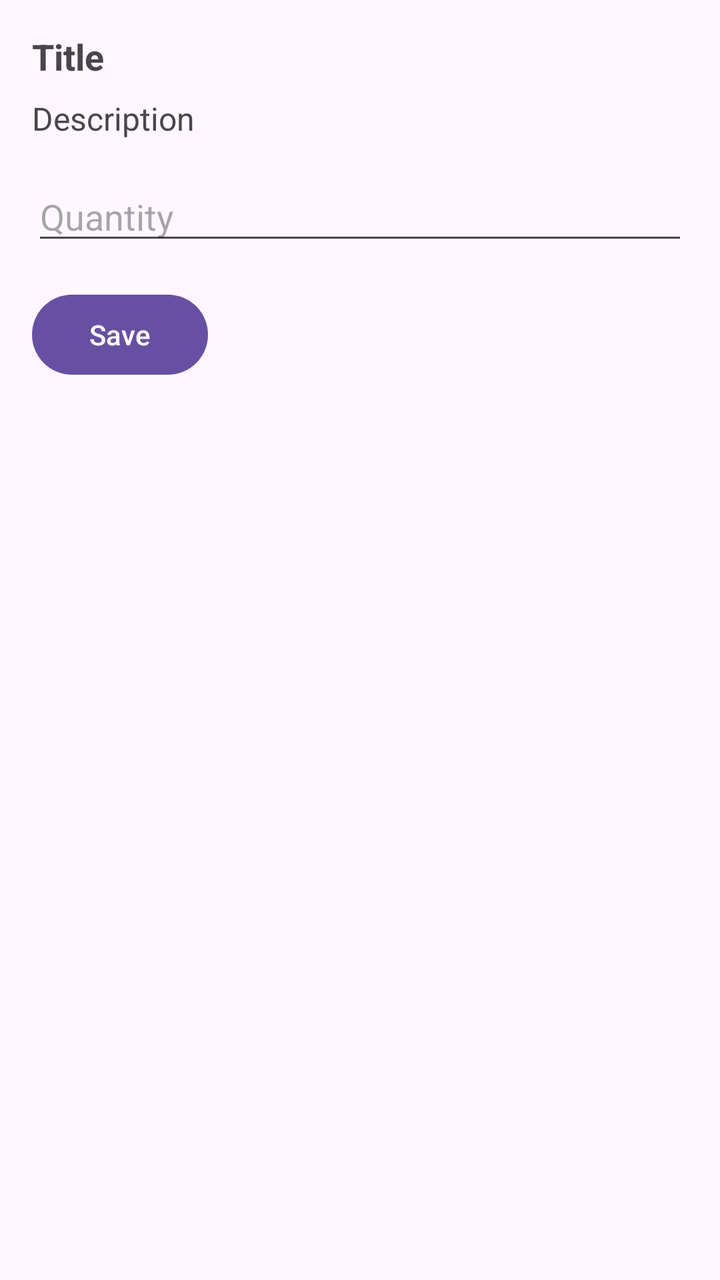
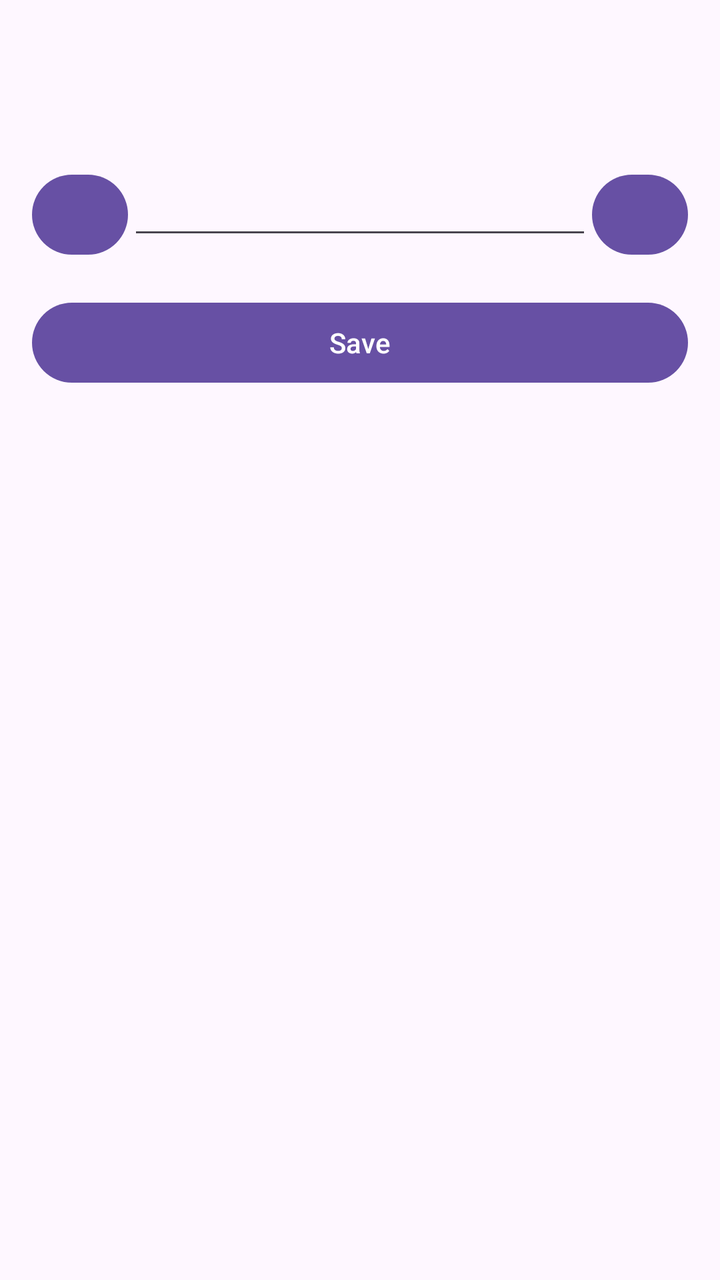

Screens rendered from an Android XML layout before and after an edit, with the pre-edit source and the edit as a unified diff.
<!-- AndroidManifest.xml: application theme Theme.CDIO_project2 -->
<!-- res/layout/activity_item_detail.xml -->
<?xml version="1.0" encoding="utf-8"?>
<LinearLayout xmlns:android="http://schemas.android.com/apk/res/android"
    android:layout_width="match_parent"
    android:layout_height="match_parent"
    android:orientation="vertical"
    android:padding="16dp">

    <TextView
        android:id="@+id/item_detail_title"
        android:layout_width="match_parent"
        android:layout_height="wrap_content"
        android:text="Title"
        android:textSize="18sp"
        android:textStyle="bold" />

    <TextView
        android:id="@+id/item_detail_description"
        android:layout_width="match_parent"
        android:layout_height="wrap_content"
        android:text="Description"
        android:textSize="16sp"
        android:layout_marginTop="8dp" />

    <EditText
        android:id="@+id/item_detail_quantity"
        android:layout_width="match_parent"
        android:layout_height="wrap_content"
        android:hint="Quantity"
        android:inputType="number"
        android:layout_marginTop="16dp" />

    <Button
        android:id="@+id/item_detail_save_button"
        android:layout_width="wrap_content"
        android:layout_height="wrap_content"
        android:text="Save"
        android:layout_marginTop="16dp" />
</LinearLayout>
<!-- resources referenced by this layout -->
<resources>
  <style name="Theme.CDIO_project2" parent="Theme.MaterialComponents.DayNight.DarkActionBar">
          
          <item name="colorPrimary">@color/purple_500</item>
          <item name="colorPrimaryVariant">@color/purple_700</item>
          <item name="colorOnPrimary">@color/white</item>
          
          <item name="colorSecondary">@color/teal_200</item>
          <item name="colorSecondaryVariant">@color/teal_700</item>
          <item name="colorOnSecondary">@color/black</item>
          
          <item name="android:statusBarColor">?attr/colorPrimaryVariant</item>
          
  
      </style>
  <color name="purple_500">#FF6200EE</color>
  <color name="purple_700">#FF3700B3</color>
  <color name="white">#FFFFFFFF</color>
  <color name="teal_200">#FF03DAC5</color>
  <color name="teal_700">#FF018786</color>
  <color name="black">#FF000000</color>
</resources>

<!-- the commit's change to res/layout/activity_item_detail.xml (unified diff, before → after) -->
@@ -6,33 +6,51 @@
     android:padding="16dp">
 
     <TextView
-        android:id="@+id/item_detail_title"
-        android:layout_width="match_parent"
+        android:id="@+id/titleTextView"
+        android:layout_width="wrap_content"
         android:layout_height="wrap_content"
-        android:text="Title"
         android:textSize="18sp"
         android:textStyle="bold" />
 
     <TextView
-        android:id="@+id/item_detail_description"
+        android:id="@+id/descriptionTextView"
+        android:layout_width="wrap_content"
+        android:layout_height="wrap_content"
+        android:layout_marginTop="8dp" />
+
+    <LinearLayout
         android:layout_width="match_parent"
         android:layout_height="wrap_content"
-        android:text="Description"
-        android:textSize="16sp"
-        android:layout_marginTop="8dp" />
+        android:orientation="horizontal"
+        android:layout_marginTop="16dp">
 
-    <EditText
-        android:id="@+id/item_detail_quantity"
+        <Button
+            android:id="@+id/decreaseButton"
+            android:layout_width="48dp"
+            android:layout_height="48dp"
+            android:text="-" />
+
+        <EditText
+            android:id="@+id/quantityEditText"
+            android:layout_width="0dp"
+            android:layout_height="wrap_content"
+            android:layout_weight="1"
+            android:inputType="number"
+            android:textAlignment="center" />
+
+        <Button
+            android:id="@+id/increaseButton"
+            android:layout_width="48dp"
+            android:layout_height="48dp"
+            android:text="+" />
+
+    </LinearLayout>
+
+    <Button
+        android:id="@+id/saveButton"
         android:layout_width="match_parent"
         android:layout_height="wrap_content"
-        android:hint="Quantity"
-        android:inputType="number"
-        android:layout_marginTop="16dp" />
+        android:layout_marginTop="16dp"
+        android:text="Save" />
 
-    <Button
-        android:id="@+id/item_detail_save_button"
-        android:layout_width="wrap_content"
-        android:layout_height="wrap_content"
-        android:text="Save"
-        android:layout_marginTop="16dp" />
 </LinearLayout>
<!-- resource entries referenced after the edit -->
@@ -1,6 +1,6 @@
 <!-- resources referenced by this layout -->
 <resources>
-  <style name="Theme.CDIO_project2" parent="Theme.MaterialComponents.DayNight.DarkActionBar">
+  <style name="Theme.CDIO_project2" parent="Theme.MaterialComponents.NoActionBar">
           
           <item name="colorPrimary">@color/purple_500</item>
           <item name="colorPrimaryVariant">@color/purple_700</item>
